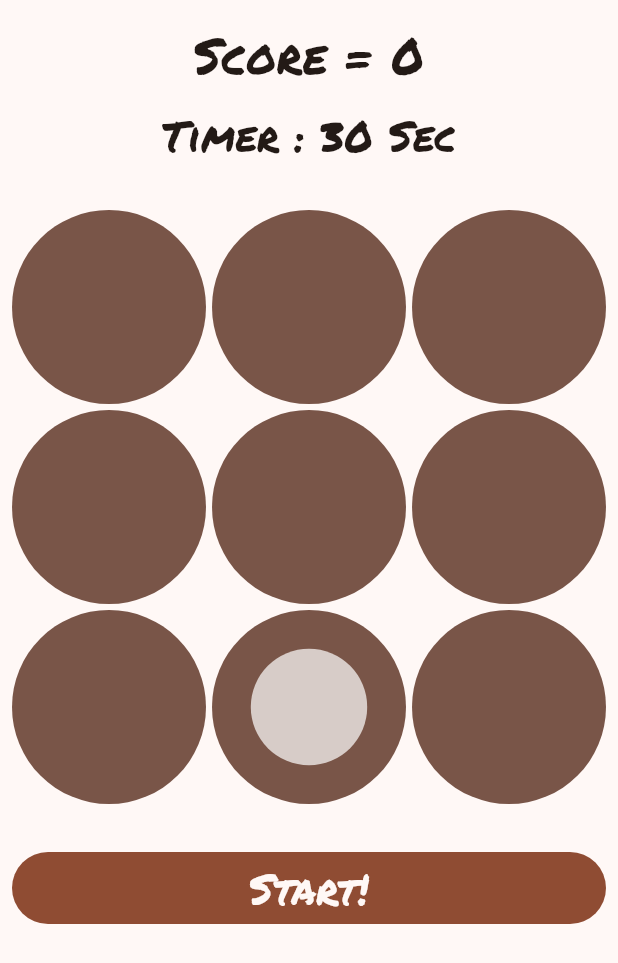
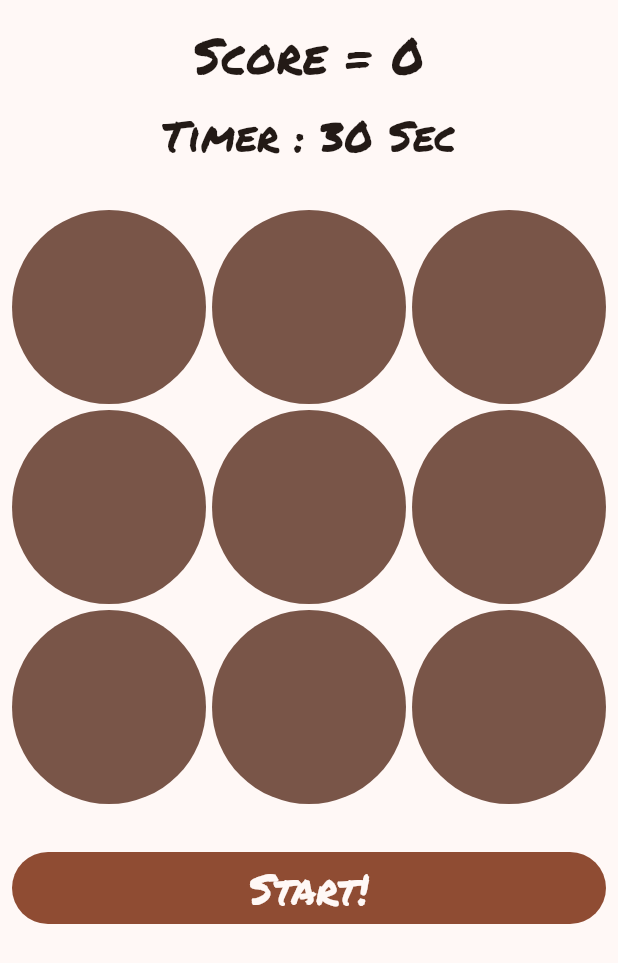
Before and after one commit to anoochit/whack-a-mole, a Flutter app: the screen it shows after launch, on a phone screen of 412 x 824 dp. Shown: the top 963 px of the screen. Run offline on Flutter 3.47's test engine with Material 3 defaults, Android fonts, the light colour scheme and no system bars; our stand-ins replace gap, google_fonts; missing offline and left inert: bitsdojo_window.

Commit message:
add screenshots

```diff
--- a/lib/pages/home.dart
+++ b/lib/pages/home.dart
@@ -96,7 +96,7 @@ class _HomePageState extends State<HomePage> {
                   ),
                   itemBuilder: (context, index) {
                     return MoleButton(
-                      active: (_molePosition == index),
+                      active: (_molePosition == index) && (_countDown != 30),
                       onTap: () {
                         if ((_molePosition == index) && (_countDown <= 30)) {
                           _score++;
--- a/lib/widgets/mole_button.dart
+++ b/lib/widgets/mole_button.dart
@@ -30,7 +30,7 @@ class MoleButton extends StatelessWidget {
                   borderRadius: BorderRadiusDirectional.circular(
                     (constraints.maxWidth),
                   ),
-                  color: Colors.brown.shade100,
+                  color: Colors.brown.shade200,
                 ),
               ),
             ),
```
Also changed, not shown: 3 other files.
